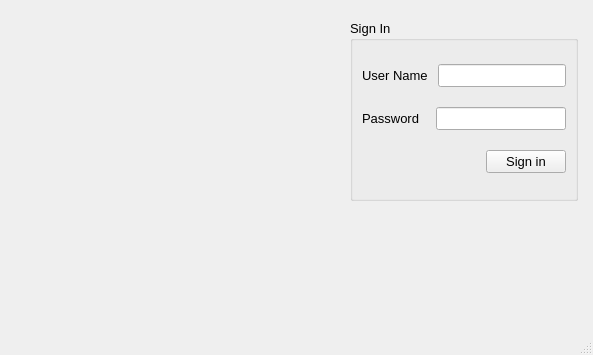
Before: the Qt Designer form loginscreen.ui in hishamyakan/Hotel-Mangement-System, drawn with Qt 5.
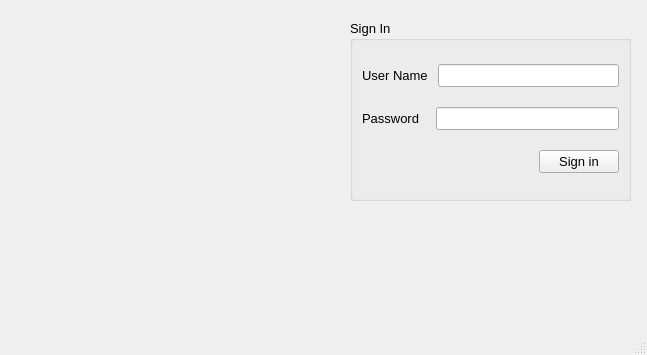
After: the same form once the commit is applied.

Patch:
```diff
--- a/loginscreen.ui
+++ b/loginscreen.ui
@@ -6,7 +6,7 @@
    <rect>
     <x>0</x>
     <y>0</y>
-    <width>593</width>
+    <width>647</width>
     <height>355</height>
    </rect>
   </property>
@@ -19,7 +19,7 @@
      <rect>
       <x>350</x>
       <y>20</y>
-      <width>228</width>
+      <width>281</width>
       <height>181</height>
      </rect>
     </property>
```
Left out of the diff: 2 changed lines with no effect on the pictures.
